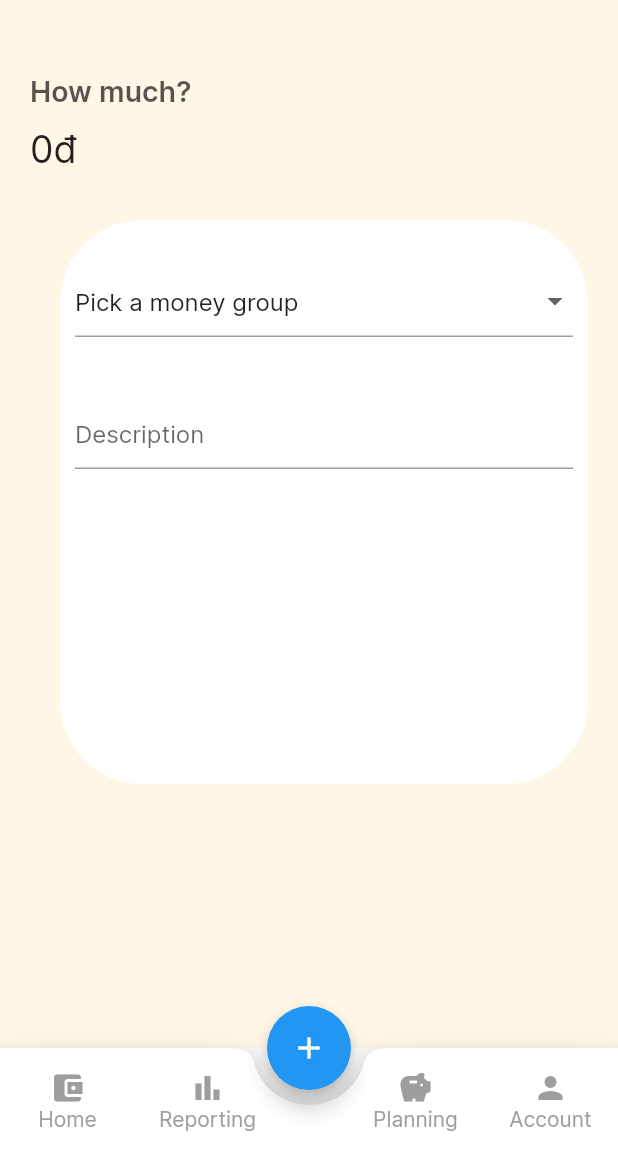
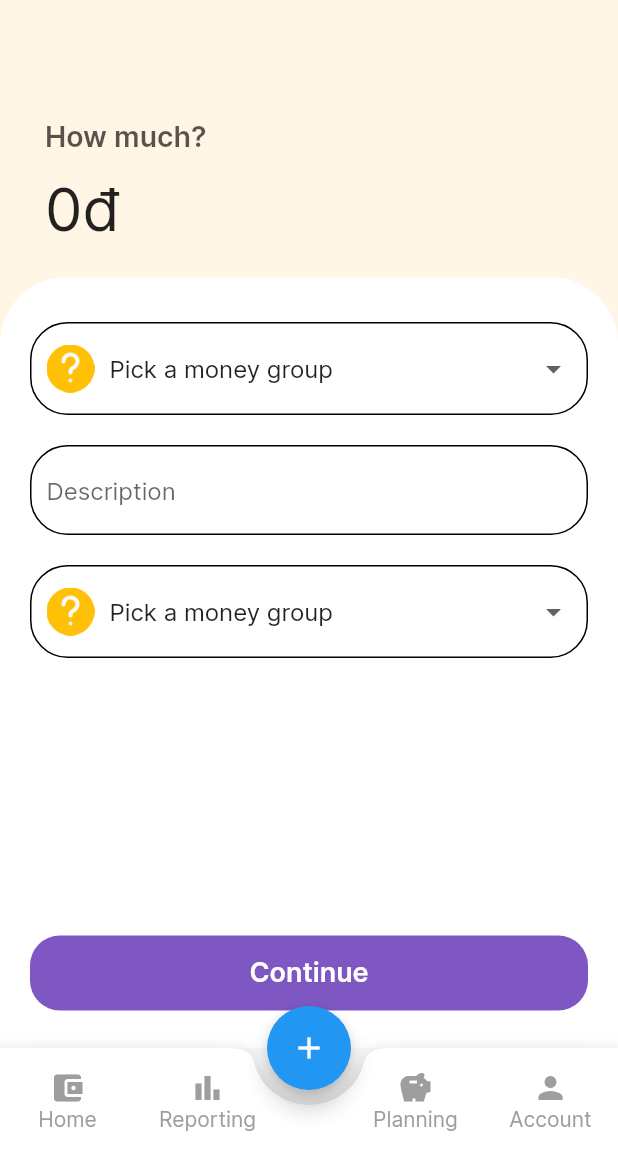
Before and after one commit to 20021462/FlutterHelloWorld, a Flutter app: the screen it shows after launch, item 2 of the bottom bar chosen, after a tap on the "add" icon, on a phone screen of 412 x 824 dp, the part 83-1236 px from its top. Run offline on Flutter 3.47's test engine with Material 2 defaults, Android fonts, the phone set to English and light mode, and no system bars; our stand-ins replace firebase_core, flutter_masked_text; accounts and stored records are empty.

Commit message:
1/10/22: Update AddingPage UI
- adding_page.dart : almost finish, needs to replace the temporary DropDownButton with the Wallet list and repaint the whole page.

```diff
--- a/lib/adding_page.dart
+++ b/lib/adding_page.dart
@@ -19,12 +19,13 @@ class _AddingPageState extends State<AddingPage> {
   @override
   Widget build(BuildContext context) {
     return Container(
+      height: MediaQuery.of(context).size.height,
       color: const Color(0xFFFFF6E6),
       child: Column(
         children: [
-          Container(
-            margin: const EdgeInsets.only(left: 20, top: 30),
-            child: SafeArea(
+          SafeArea(
+            child: Container(
+              margin: const EdgeInsets.only(left: 30, right: 30, top: 60),
               child: Column(
                 crossAxisAlignment: CrossAxisAlignment.start,
                 children: [
@@ -51,51 +52,164 @@ class _AddingPageState extends State<AddingPage> {
                       signed: false,
                       decimal: false,
                     ),
-                    style: const TextStyle(fontSize: 25),
+                    style: const TextStyle(fontSize: 40),
                   ),
-                  Container(
-                    decoration: BoxDecoration(
-                      borderRadius: BorderRadius.circular(55),
+                ],
+              ),
+            ),
+          ),
+          Expanded(
+            child: Container(
+              decoration: const BoxDecoration(
+                borderRadius:
+                    BorderRadiusDirectional.vertical(top: Radius.circular(45)),
                 color: Colors.white,
               ),
-                    width: double.infinity,
-                    padding: const EdgeInsets.symmetric(
-                      vertical: 30,
-                      horizontal: 10,
+              padding: const EdgeInsets.only(
+                top: 30,
+                left: 20,
+                right: 20,
               ),
-                    margin: const EdgeInsets.all(20),
+              margin: const EdgeInsets.only(top: 10),
               child: Column(
-                      crossAxisAlignment: CrossAxisAlignment.center,
+                mainAxisAlignment: MainAxisAlignment.spaceAround,
                 children: [
-                        DropdownButtonFormField(
+                  Expanded(
+                    child: ListView(
+                      physics: const NeverScrollableScrollPhysics(),
+                      padding: const EdgeInsets.all(0),
+                      children: [
+                        Column(
+                          children: [
+                            Container(
+                              margin: const EdgeInsets.only(bottom: 20),
+                              padding:
+                                  const EdgeInsets.symmetric(horizontal: 10),
+                              decoration: BoxDecoration(
+                                border: Border.all(
+                                  color: Colors.black,
+                                  style: BorderStyle.solid,
+                                  width: 1.0,
+                                ),
+                                borderRadius: BorderRadius.circular(25),
+                                color: Colors.white,
+                              ),
+                              child: DropdownButtonFormField(
+                                isDense: false,
+                                alignment: Alignment.centerLeft,
+                                itemHeight: 60,
+                                decoration: const InputDecoration.collapsed(
+                                    hintText: ''),
                                 value: categoryDropDownValue,
-                          items: groupMoneyList
-                              .map((group) {
-                                return group.name;
-                              })
-                              .toList()
-                              .map((name) {
-                                return DropdownMenuItem<String>(
-                                  alignment: AlignmentDirectional.center,
-                                  value: name,
-                                  child: Text(name),
-                                );
-                              })
-                              .toList(),
                                 onChanged: (category) {
                                   setState(() {
                                     categoryDropDownValue = category;
                                   });
                                 },
-                        ),
-                        const SizedBox(height: 40),
-                        const TextField(
-                          decoration: InputDecoration(hintText: 'Description'),
-                        ),
-                        const SizedBox(height: 180),
+                                items: groupMoneyList.map((group) {
+                                  return DropdownMenuItem(
+                                    alignment: AlignmentDirectional.center,
+                                    value: group.name,
+                                    child: Row(
+                                      crossAxisAlignment:
+                                          CrossAxisAlignment.center,
+                                      children: [
+                                        group.icon,
+                                        const SizedBox(width: 10),
+                                        Text(group.name),
                                       ],
                                     ),
-                  )
+                                  );
+                                }).toList(),
+                              ),
+                            ),
+                            Container(
+                              margin: const EdgeInsets.only(bottom: 20),
+                              padding: const EdgeInsets.only(left: 10),
+                              decoration: BoxDecoration(
+                                border: Border.all(
+                                  color: Colors.black,
+                                  style: BorderStyle.solid,
+                                  width: 1.0,
+                                ),
+                                borderRadius: BorderRadius.circular(25),
+                                color: Colors.white,
+                              ),
+                              height: 60,
+                              alignment: AlignmentDirectional.centerStart,
+                              child: TextFormField(
+                                decoration: const InputDecoration.collapsed(
+                                  hintText: 'Description',
+                                ),
+                              ),
+                            ),
+                            Container(
+                              margin: const EdgeInsets.only(bottom: 20),
+                              padding:
+                                  const EdgeInsets.symmetric(horizontal: 10),
+                              decoration: BoxDecoration(
+                                border: Border.all(
+                                  color: Colors.black,
+                                  style: BorderStyle.solid,
+                                  width: 1.0,
+                                ),
+                                borderRadius: BorderRadius.circular(25),
+                                color: Colors.white,
+                              ),
+                              child: DropdownButtonFormField(
+                                isDense: false,
+                                alignment: Alignment.centerLeft,
+                                itemHeight: 60,
+                                decoration: const InputDecoration.collapsed(
+                                    hintText: ''),
+                                value: categoryDropDownValue,
+                                onChanged: (category) {
+                                  setState(() {
+                                    categoryDropDownValue = category;
+                                  });
+                                },
+                                items: groupMoneyList.map((group) {
+                                  return DropdownMenuItem(
+                                    alignment: AlignmentDirectional.center,
+                                    value: group.name,
+                                    child: Row(
+                                      crossAxisAlignment:
+                                          CrossAxisAlignment.center,
+                                      children: [
+                                        group.icon,
+                                        const SizedBox(width: 10),
+                                        Text(group.name),
+                                      ],
+                                    ),
+                                  );
+                                }).toList(),
+                              ),
+                            ),
+                          ],
+                        ),
+                      ],
+                    ),
+                  ),
+                  Container(
+                    height: 50,
+                    width: double.infinity,
+                    margin: const EdgeInsets.only(bottom: 25),
+                    decoration: BoxDecoration(
+                      color: Colors.deepPurple.shade400,
+                      borderRadius: BorderRadius.circular(20),
+                    ),
+                    child: TextButton(
+                      onPressed: () {},
+                      child: const Text(
+                        'Continue',
+                        style: TextStyle(
+                          fontWeight: FontWeight.w600,
+                          color: Colors.white,
+                          fontSize: 18,
+                        ),
+                      ),
+                    ),
+                  ),
                 ],
               ),
             ),
--- a/pubspec.yaml
+++ b/pubspec.yaml
@@ -50,8 +50,8 @@ flutter:
   uses-material-design: true
 
   # To add assets to your application, add an assets section, like this:
-  # assets:
-  #  - images/a_dot_burr.jpeg
+  assets:
+   - assets/images/
   #  - images/a_dot_ham.jpeg
 
   # An image asset can refer to one or more resolution-specific "variants", see
```
Lines whose indentation alone changed are shown as unchanged.
